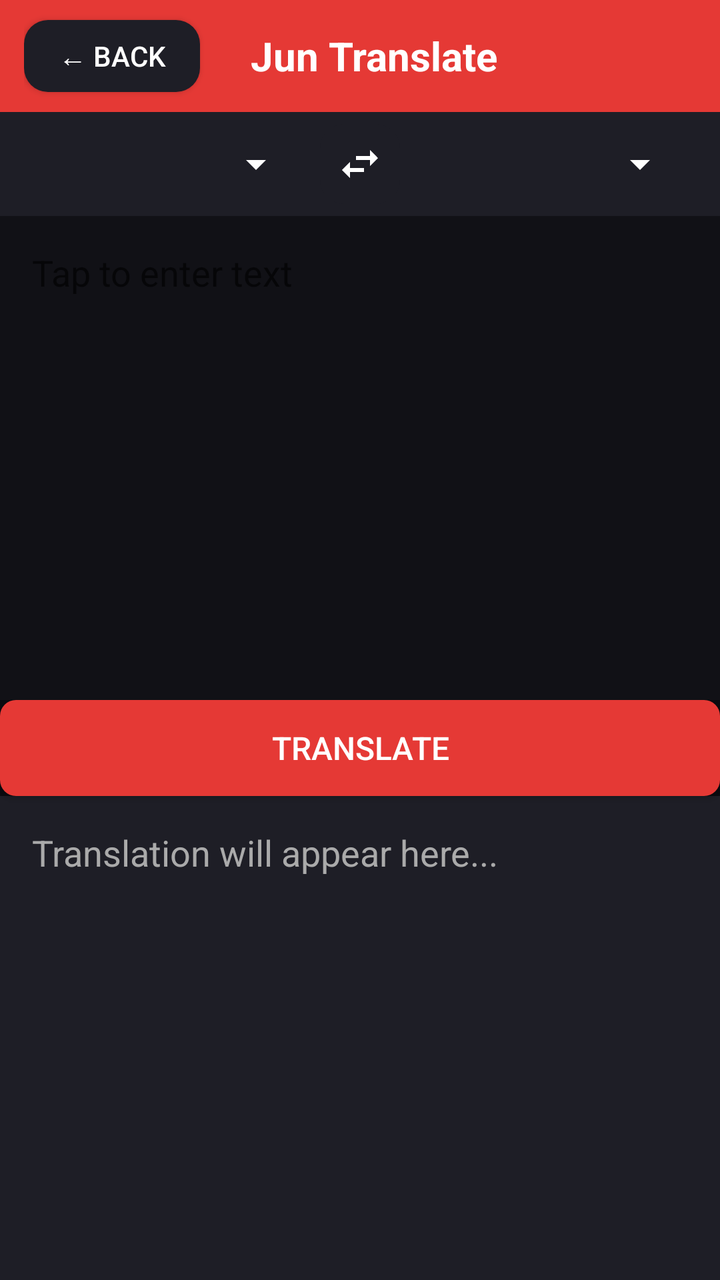
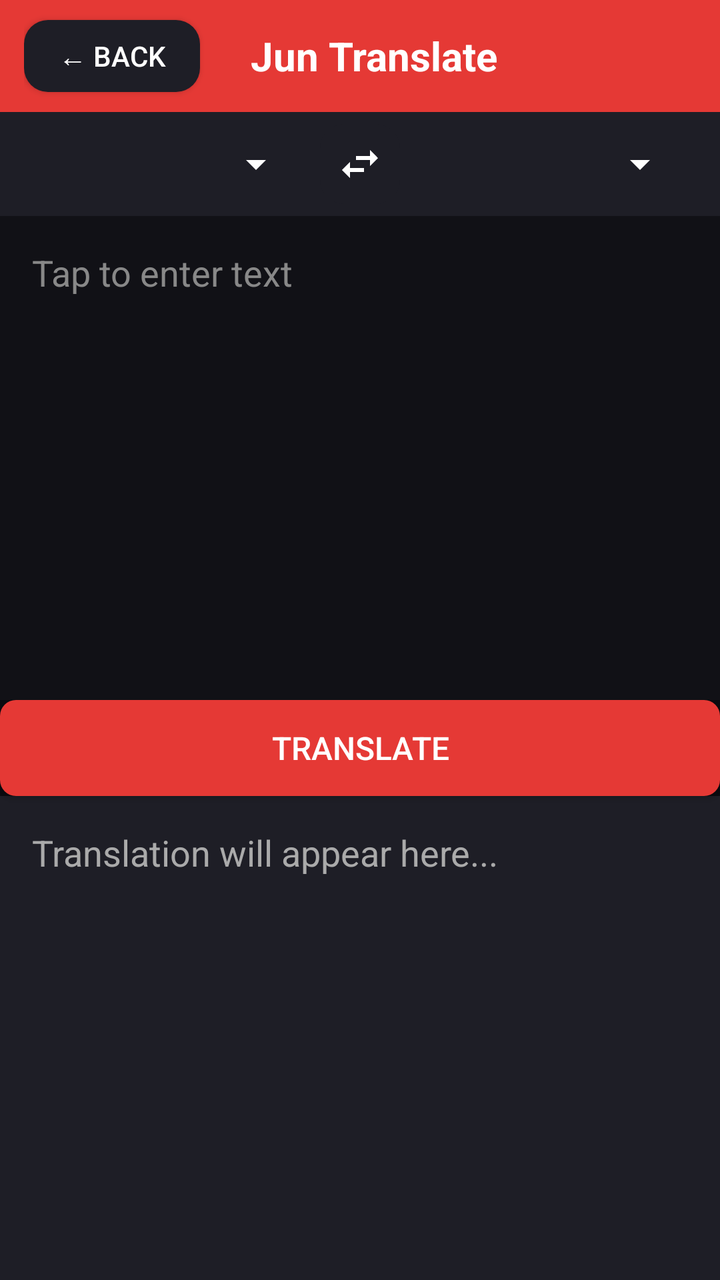

Two renders of the same Android screen: before a commit and after it. Below are the layout's source before the change and the commit's diff.
<!-- AndroidManifest.xml: application theme Theme.AppCompat.Light.NoActionBar -->
<!-- res/layout/activity_translator.xml -->
<?xml version="1.0" encoding="utf-8"?>
<LinearLayout
    xmlns:android="http://schemas.android.com/apk/res/android"
    android:layout_width="match_parent"
    android:layout_height="match_parent"
    android:background="#0A0A0F"
    android:orientation="vertical">

    
    <LinearLayout
        android:layout_width="match_parent"
        android:layout_height="56dp"
        android:orientation="horizontal"
        android:gravity="center_vertical"
        android:paddingStart="12dp"
        android:paddingEnd="16dp"
        android:background="#E53935">

        <Button
            android:id="@+id/backButton"
            android:layout_width="wrap_content"
            android:layout_height="36dp"
            android:text="← Back"
            android:textColor="#FFFFFF"
            android:textSize="14sp"
            android:background="@drawable/rounded_dark_button"
            android:paddingStart="12dp"
            android:paddingEnd="12dp"/>

        <TextView
            android:layout_width="0dp"
            android:layout_height="wrap_content"
            android:layout_weight="1"
            android:text="Jun Translate"
            android:textColor="#FFFFFF"
            android:textSize="20sp"
            android:textStyle="bold"
            android:gravity="center"/>

        <View
            android:layout_width="70dp"
            android:layout_height="wrap_content"/>

    </LinearLayout>

    
    <LinearLayout
        android:layout_width="match_parent"
        android:layout_height="52dp"
        android:orientation="horizontal"
        android:gravity="center_vertical"
        android:background="#1E1E26"
        android:paddingStart="16dp"
        android:paddingEnd="16dp">

        <Spinner
            android:id="@+id/sourceLang"
            android:layout_width="0dp"
            android:layout_height="wrap_content"
            android:layout_weight="1"
            android:backgroundTint="#FFFFFF"
            android:popupBackground="#1E1E26"/>

        <ImageButton
            android:id="@+id/swapLang"
            android:layout_width="40dp"
            android:layout_height="40dp"
            android:background="@drawable/rounded_dark_button"
            android:src="@drawable/ic_swap"
            android:padding="8dp"
            android:layout_marginStart="8dp"
            android:layout_marginEnd="8dp"
            android:contentDescription="Swap"/>

        <Spinner
            android:id="@+id/targetLang"
            android:layout_width="0dp"
            android:layout_height="wrap_content"
            android:layout_weight="1"
            android:backgroundTint="#FFFFFF"
            android:popupBackground="#1E1E26"/>

    </LinearLayout>

    
    <EditText
        android:id="@+id/inputText"
        android:layout_width="match_parent"
        android:layout_height="0dp"
        android:layout_weight="1"
        android:background="#111116"
        android:padding="16dp"
        android:hint="Tap to enter text"
        android:hintTextColor="#888888"
        android:textColor="#FFFFFF"
        android:textSize="18sp"
        android:gravity="top"
        android:inputType="textMultiLine"/>

    
    <Button
        android:id="@+id/translateButton"
        android:layout_width="match_parent"
        android:layout_height="48dp"
        android:text="Translate"
        android:textColor="#FFFFFF"
        android:textSize="16sp"
        android:background="@drawable/settings_button_red"/>

    
    <TextView
        android:id="@+id/outputText"
        android:layout_width="match_parent"
        android:layout_height="0dp"
        android:layout_weight="1"
        android:background="#1E1E26"
        android:padding="16dp"
        android:text="Translation will appear here..."
        android:textColor="#AAAAAA"
        android:textSize="18sp"
        android:gravity="top"/>

</LinearLayout>
<!-- resources referenced by this layout -->
<resources>
  <!-- drawable ic_swap (drawable) -->
  <?xml version="1.0" encoding="utf-8"?>
  <vector xmlns:android="http://schemas.android.com/apk/res/android"
      android:width="24dp"
      android:height="24dp"
      android:viewportWidth="24"
      android:viewportHeight="24">
      <path
          android:fillColor="#FFFFFF"
          android:pathData="M6.99,11L3,15l3.99,4v-3H14v-2H6.99v-3zM21,9l-3.99,-4v3H10v2h7.01v3L21,9z"/>
  </vector>
  <!-- drawable rounded_dark_button (drawable) -->
  <?xml version="1.0" encoding="utf-8"?>
  <shape xmlns:android="http://schemas.android.com/apk/res/android"
      android:shape="rectangle">
      <solid android:color="#1E1E26"/>
      <corners android:radius="12dp"/>
  </shape>
  <!-- drawable settings_button_red (drawable) -->
  <?xml version="1.0" encoding="utf-8"?>
  <shape xmlns:android="http://schemas.android.com/apk/res/android"
      android:shape="rectangle">
      <solid android:color="#E53935"/>
      <corners android:radius="8dp"/>
  </shape>
</resources>

<!-- the commit's change to res/layout/activity_translator.xml (unified diff, before → after) -->
@@ -85,13 +85,13 @@
     
     <EditText
         android:id="@+id/inputText"
+        style="@style/WhiteHintEditText"
         android:layout_width="match_parent"
         android:layout_height="0dp"
         android:layout_weight="1"
         android:background="#111116"
         android:padding="16dp"
         android:hint="Tap to enter text"
-        android:hintTextColor="#888888"
         android:textColor="#FFFFFF"
         android:textSize="18sp"
         android:gravity="top"
<!-- resource entries referenced after the edit -->
@@ -25,5 +25,9 @@
       <solid android:color="#E53935"/>
       <corners android:radius="8dp"/>
   </shape>
+  <style name="WhiteHintEditText" parent="Widget.AppCompat.EditText">
+          <item name="android:textColor">#FFFFFF</item>
+          <item name="android:textColorHint">#888888</item>
+      </style>
 </resources>
 
